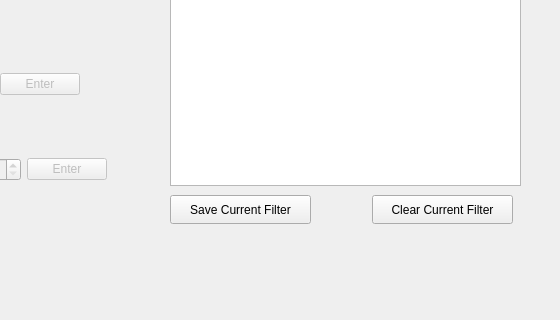
First picture: the form in mainwindow.ui, repository joeyCampbelll/FGCProjectQt, before the edit; both pictures show x 240 to 800 and y 205 to 525 of the 800 by 525 pixel window.
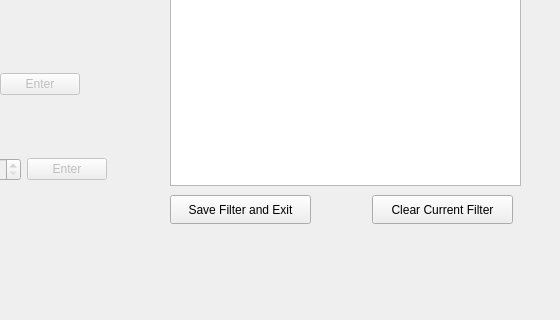
Second picture: the form after the edit. The open tabs and pages were chosen to show the change.

Commit message: can now save filters

What changed in the file:
```diff
--- a/mainwindow.ui
+++ b/mainwindow.ui
@@ -401,7 +401,7 @@
        </rect>
       </property>
       <property name="text">
-       <string>Save Current Filter</string>
+       <string>Save Filter and Exit</string>
       </property>
      </widget>
     </widget>
```
Left out of the diff: 6 changed lines with no effect on the pictures. The commit also changes 3 other files.
